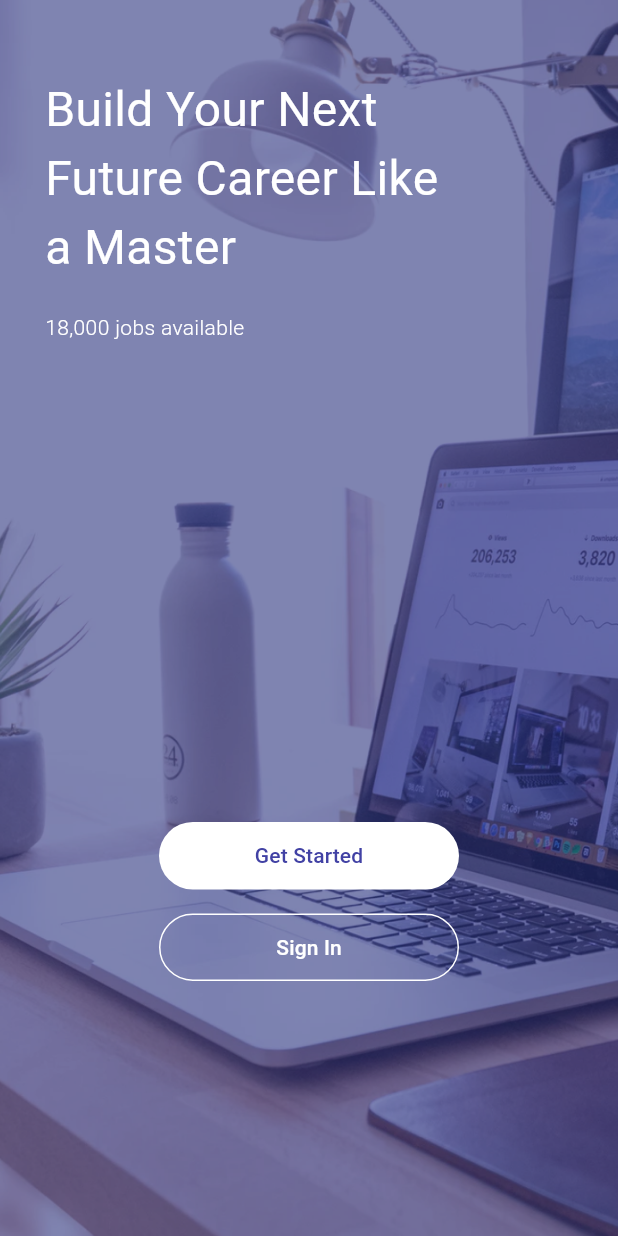
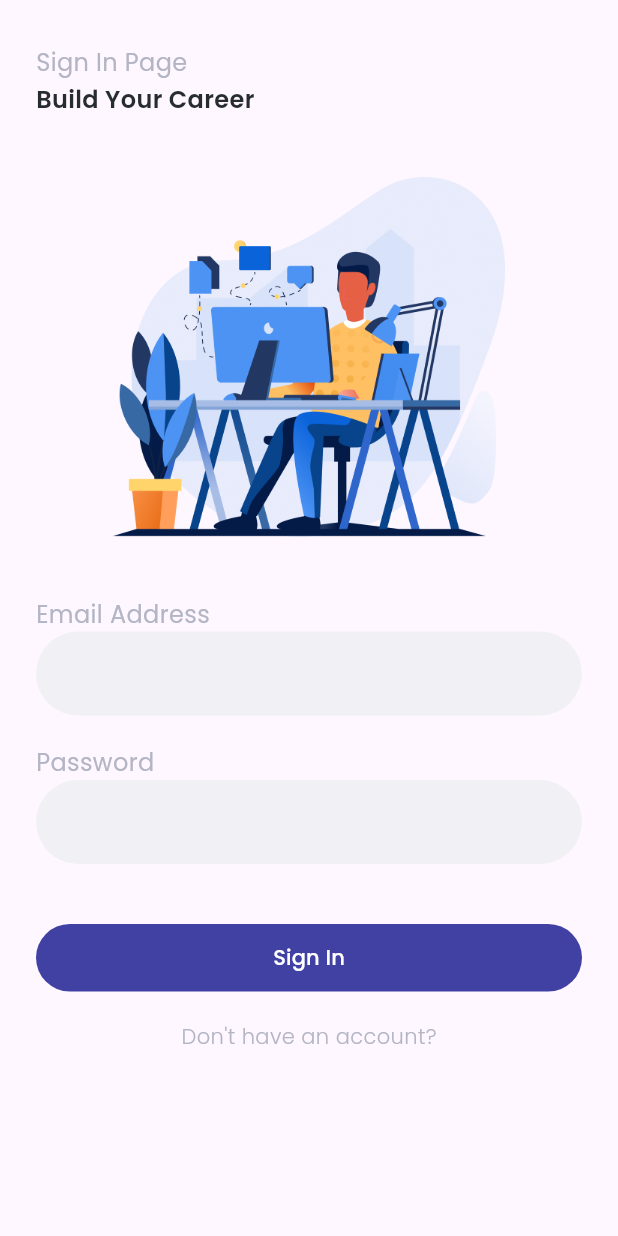
Before and after one commit to rizkijanuar/bwa_futurejob, a Flutter app: the screen it shows after launch, after a tap on "Sign In", on a phone screen of 412 x 824 dp. Run offline on Flutter 3.47's test engine with Material 3 defaults, Android fonts, the phone set to English and light mode, and no system bars; our stand-ins replace google_fonts.

Commit message:
Task Signin Pages selesai

```diff
--- a/lib/main.dart
+++ b/lib/main.dart
@@ -1,6 +1,7 @@
 import 'package:flutter/material.dart';
 import 'package:bwa_futurejob/pages/splash_page.dart';
 import 'package:bwa_futurejob/pages/started_page.dart';
+import 'package:bwa_futurejob/pages/signin_page.dart';
 
 void main() => runApp(MyApp());
 
@@ -11,6 +12,7 @@
       routes: {
         '/': (context) => SplashPage(),
         '/started-page': (context) => StartedPage(),
+        '/signin-page': (context) => SignInPage(),
       },
     );
   }
--- /dev/null
+++ b/lib/pages/signin_page.dart
@@ -0,0 +1,130 @@
+import 'package:bwa_futurejob/theme.dart';
+import 'package:flutter/material.dart';
+import 'package:google_fonts/google_fonts.dart';
+
+class SignInPage extends StatelessWidget {
+  @override
+  Widget build(BuildContext context) {
+    return Scaffold(
+      body: SafeArea(
+        child: Padding(
+          padding: const EdgeInsets.only(top: 30.0, left: 24.0, right: 24.0),
+          child: Column(
+            crossAxisAlignment: CrossAxisAlignment.start,
+            children: <Widget>[
+              Text(
+                'Sign In Page',
+                style: titleTextStyle,
+              ),
+              SizedBox(
+                height: 2,
+              ),
+              Text(
+                "Build Your Career",
+                style: subTitleTextStyle,
+              ),
+              SizedBox(
+                height: 40,
+              ),
+              Center(
+                child: Column(
+                  children: [
+                    Image.asset(
+                      "assets/images/ilus1.png",
+                      width: 262,
+                      height: 240,
+                    ),
+                  ],
+                ),
+              ),
+              SizedBox(
+                height: 40,
+              ),
+              Column(
+                crossAxisAlignment: CrossAxisAlignment.start,
+                children: [
+                  Text(
+                    "Email Address",
+                    style: titleTextStyle,
+                  ),
+                  TextFormField(
+                    decoration: InputDecoration(
+                      fillColor: Color(0xffF1F0F5),
+                      filled: true,
+                      enabledBorder: OutlineInputBorder(
+                        borderRadius: BorderRadius.circular(100),
+                        borderSide: BorderSide.none,
+                      ),
+                      focusedBorder: OutlineInputBorder(
+                        borderRadius: BorderRadius.circular(100),
+                        borderSide: BorderSide.none,
+                      ),
+                    ),
+                  ),
+                ],
+              ),
+              SizedBox(
+                height: 20,
+              ),
+              Column(
+                crossAxisAlignment: CrossAxisAlignment.start,
+                children: [
+                  Text(
+                    "Password",
+                    style: titleTextStyle,
+                  ),
+                  TextFormField(
+                    decoration: InputDecoration(
+                      fillColor: Color(0xffF1F0F5),
+                      filled: true,
+                      enabledBorder: OutlineInputBorder(
+                        borderRadius: BorderRadius.circular(100),
+                        borderSide: BorderSide.none,
+                      ),
+                      focusedBorder: OutlineInputBorder(
+                        borderRadius: BorderRadius.circular(100),
+                        borderSide: BorderSide.none,
+                      ),
+                    ),
+                  ),
+                ],
+              ),
+              SizedBox(
+                height: 40,
+              ),
+              Container(
+                width: 400,
+                height: 45,
+                child: TextButton(
+                  style: TextButton.styleFrom(
+                    backgroundColor: Color(0xff4141A4),
+                    shape: RoundedRectangleBorder(
+                      borderRadius: BorderRadius.circular(66),
+                    ),
+                  ),
+                  onPressed: () {},
+                  child: Text(
+                    "Sign In",
+                    style: buttonTextStyle,
+                  ),
+                ),
+              ),
+              Padding(
+                padding: const EdgeInsets.only(top: 20),
+                child: Center(
+                  child: Text(
+                    "Don't have an account?",
+                    style: GoogleFonts.poppins(
+                        color: Color(0xffB3B5C4),
+                        fontSize: 14,
+                        fontWeight: FontWeight.w300),
+                  ),
+                ),
+              ),
+            ],
+          ),
+        ),
+      ),
+    );
+  }
+}
--- a/lib/pages/started_page.dart
+++ b/lib/pages/started_page.dart
@@ -1,3 +1,4 @@
+import 'package:bwa_futurejob/pages/signin_page.dart';
 import 'package:flutter/material.dart';
 
 class StartedPage extends StatelessWidget {
@@ -21,6 +22,7 @@ class StartedPage extends StatelessWidget {
               top: 50.0,
               left: 30.0,
               right: 30.0,
+              bottom: 50.0,
             ),
             child: Column(
               crossAxisAlignment: CrossAxisAlignment.start,
@@ -44,12 +46,12 @@ class StartedPage extends StatelessWidget {
                     color: Colors.white,
                   ),
                 ),
-                Center(
-                  child: Padding(
-                    padding: const EdgeInsets.only(
-                      top: 320.0,
-                    ),
-                    child: Container(
+                Spacer(), // Added Spacer to push the buttons to the bottom
+                Align(
+                  alignment: Alignment.bottomCenter,
+                  child: Column(
+                    children: [
+                      Container(
                         width: 200,
                         height: 45,
                         child: TextButton(
@@ -72,12 +74,8 @@ class StartedPage extends StatelessWidget {
                           ),
                         ),
                       ),
-                  ),
-                ),
-                Center(
-                  child: Padding(
-                    padding: const EdgeInsets.only(top: 16.0),
-                    child: Container(
+                      SizedBox(height: 16.0), // Added spacing between buttons
+                      Container(
                         width: 200,
                         height: 45,
                         child: OutlinedButton(
@@ -89,7 +87,14 @@ class StartedPage extends StatelessWidget {
                               borderRadius: BorderRadius.circular(66),
                             ),
                           ),
-                        onPressed: () {},
+                          onPressed: () {
+                            Navigator.push(
+                              context,
+                              MaterialPageRoute(
+                                builder: (context) => SignInPage(),
+                              ),
+                            );
+                          },
                           child: Text(
                             "Sign In",
                             style: TextStyle(
@@ -100,6 +105,7 @@ class StartedPage extends StatelessWidget {
                           ),
                         ),
                       ),
+                    ],
                   ),
                 ),
               ],
--- /dev/null
+++ b/lib/theme.dart
@@ -0,0 +1,21 @@
+import 'package:flutter/material.dart';
+import 'package:google_fonts/google_fonts.dart';
+
+// sign in text style
+TextStyle titleTextStyle = GoogleFonts.poppins(
+  color: Color(0xffB3B5C4),
+  fontSize: 16,
+  fontWeight: FontWeight.w400,
+);
+
+TextStyle subTitleTextStyle = GoogleFonts.poppins(
+  color: Color(0xff272C2F),
+  fontSize: 16,
+  fontWeight: FontWeight.w600,
+);
+
+TextStyle buttonTextStyle = GoogleFonts.poppins(
+  color: Color(0xffFFFFFF),
+  fontSize: 14,
+  fontWeight: FontWeight.w500,
+);
--- a/pubspec.yaml
+++ b/pubspec.yaml
@@ -34,6 +34,7 @@ dependencies:
   # The following adds the Cupertino Icons font to your application.
   # Use with the CupertinoIcons class for iOS style icons.
   cupertino_icons: ^1.0.2
+  google_fonts: ^6.1.0
 
 dev_dependencies:
   flutter_test:
```
Also changed, not shown: assets/images/ilus1.png (added), pubspec.lock, 1 other file. Lines whose indentation alone changed are shown as unchanged.
